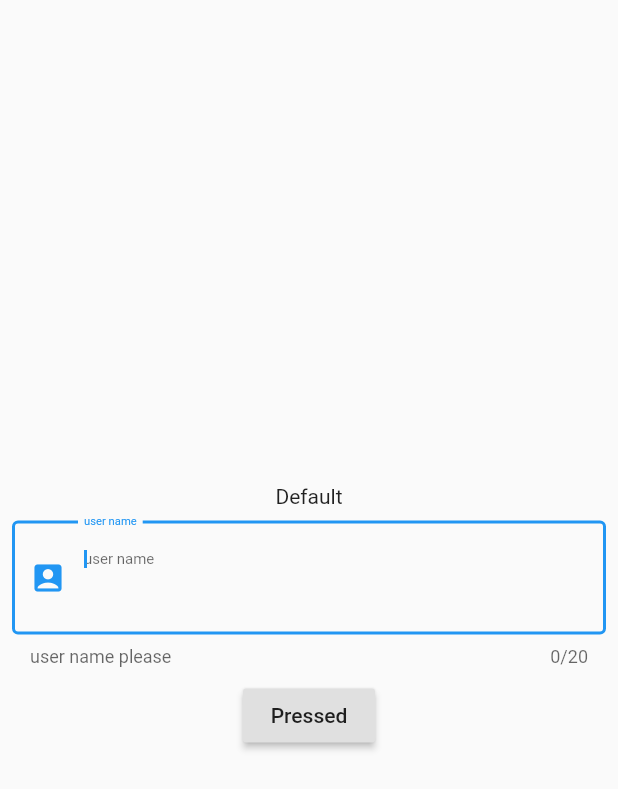
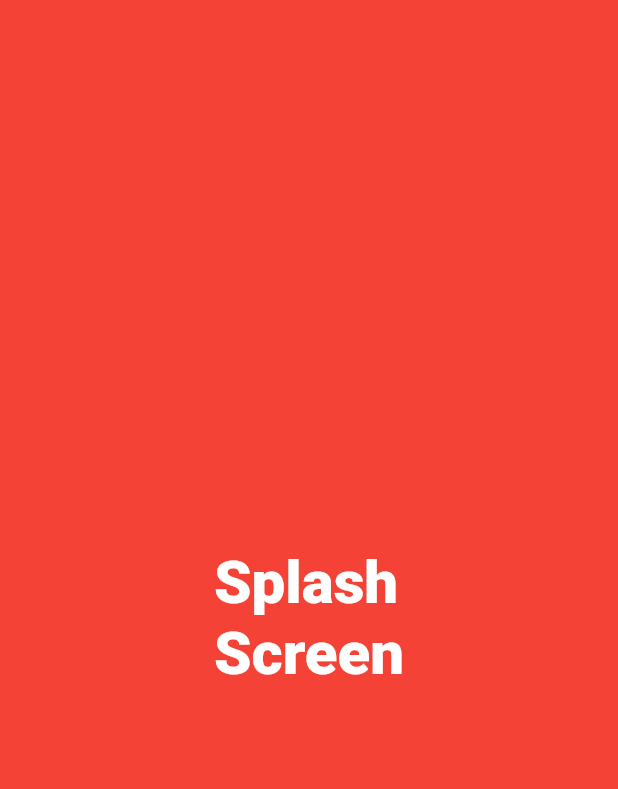
Before and after one commit to MrQureshi/myflutterapp, a Flutter app: the screen it shows after launch, on a phone screen of 412 x 824 dp. Shown: the top 789 px of the screen. Run offline on Flutter 3.47's test engine with Material 2 defaults, Android fonts, the phone set to English and light mode, and no system bars; Roboto replaces fonts that are missing (Cursive).

Commit message:
Splash Screen

```diff
--- a/lib/main.dart
+++ b/lib/main.dart
@@ -1,4 +1,6 @@
 import 'package:flutter/material.dart';
+import 'package:flutter/rendering.dart';
+import 'dart:async';
 
 void main() {
   runApp(FunStartApp());
@@ -8,66 +10,118 @@ class FunStartApp extends StatelessWidget {
   @override
   Widget build(BuildContext context) {
     return MaterialApp(
-      title: 'Text Fields',
       theme: ThemeData(
-        primarySwatch: Colors.blue,
+        primarySwatch: Colors.red,
       ),
-      home: MyHomePage(),
+      title: "Material App",
+      home: HomePage(),
     );
   }
 }
 
-class MyHomePage extends StatefulWidget {
+class HomePage extends StatefulWidget {
   @override
-  _MyHomePageState createState() => _MyHomePageState();
+  _HomePageState createState() => _HomePageState();
 }
 
-class _MyHomePageState extends State<MyHomePage> {
-  String myvar;
-  String textToDisplay = 'Default';
+class _HomePageState extends State<HomePage> {
+  void initState() {
+    super.initState();
+    debugPrint("Start The Splash Screen");
+    Timer(Duration(seconds: 5), finished);
+  }
 
-  void showText() {
-    setState(() {
-      textToDisplay = myvar;
-    });
+  void finished() {
+    debugPrint("Finished......");
   }
 
   @override
   Widget build(BuildContext context) {
     return Scaffold(
+      backgroundColor: Colors.red,
       body: Column(
           mainAxisAlignment: MainAxisAlignment.center,
           children: <Widget>[
-            Text("$textToDisplay"),
-            Padding(
-              padding: const EdgeInsets.all(8.0),
-              child: TextField(
-                onChanged: (text) {
-                  myvar = text;
-                },
-                autocorrect: true,
-                autofocus: true,
-                maxLength: 20,
-                maxLines: 3,
-                //remove all the default design on text field
-                // by hintText :'' under collapsed
-                // decoration: InputDecoration.collapsed(
-                //   hintText: "",
-                // ),
-                decoration: InputDecoration(
-                    hintText: "user name",
-                    labelText: "user name",
-                    helperText: "user name please",
-                    border: OutlineInputBorder(),
-                    prefixIcon: Icon(Icons.account_box)),
-                style: TextStyle(color: Colors.red, fontSize: 10.0),
-              ),
-            ),
-            RaisedButton(onPressed: showText, child: Text('Pressed'))
+            Row(mainAxisAlignment: MainAxisAlignment.center, children: <Widget>[
+              // CircularProgressIndicator(
+              //   backgroundColor: Colors.white,
+              // )
+              Text("Splash\nScreen",
+                  style: TextStyle(
+                      fontSize: 40.0,
+                      color: Colors.white,
+                      fontWeight: FontWeight.w800,
+                      fontFamily: "Cursive"))
+            ])
           ]),
     );
   }
 }
+
+// class FunStartApp extends StatelessWidget {
+//   @override
+//   Widget build(BuildContext context) {
+//     return MaterialApp(
+//       title: 'Text Fields',
+//       theme: ThemeData(
+//         primarySwatch: Colors.blue,
+//       ),
+//       home: MyHomePage(),
+//     );
+//   }
+// }
+
+// class MyHomePage extends StatefulWidget {
+//   @override
+//   _MyHomePageState createState() => _MyHomePageState();
+// }
+
+// class _MyHomePageState extends State<MyHomePage> {
+//   String myvar;
+//   String textToDisplay = 'Default';
+
+//   void showText() {
+//     setState(() {
+//       textToDisplay = myvar;
+//     });
+//   }
+
+//   @override
+//   Widget build(BuildContext context) {
+//     return Scaffold(
+//       body: Column(
+//           mainAxisAlignment: MainAxisAlignment.center,
+//           children: <Widget>[
+//             Text("$textToDisplay"),
+//             Padding(
+//               padding: const EdgeInsets.all(8.0),
+//               child: TextField(
+//                 onChanged: (text) {
+//                   myvar = text;
+//                 },
+//                 autocorrect: true,
+//                 autofocus: true,
+//                 maxLength: 20,
+//                 maxLines: 3,
+//                 //remove all the default design on text field
+//                 // by hintText :'' under collapsed
+//                 // decoration: InputDecoration.collapsed(
+//                 //   hintText: "",
+//                 // ),
+//                 decoration: InputDecoration(
+//                     hintText: "user name",
+//                     labelText: "user name",
+//                     helperText: "user name please",
+//                     border: OutlineInputBorder(),
+//                     prefixIcon: Icon(Icons.account_box)),
+//                 style: TextStyle(color: Colors.red, fontSize: 10.0),
+//               ),
+//             ),
+//             RaisedButton(onPressed: showText, child: Text('Pressed'))
+//           ]),
+//     );
+//   }
+// }
 
 ///////images //////
 // class FunStartApp extends StatelessWidget {
```
